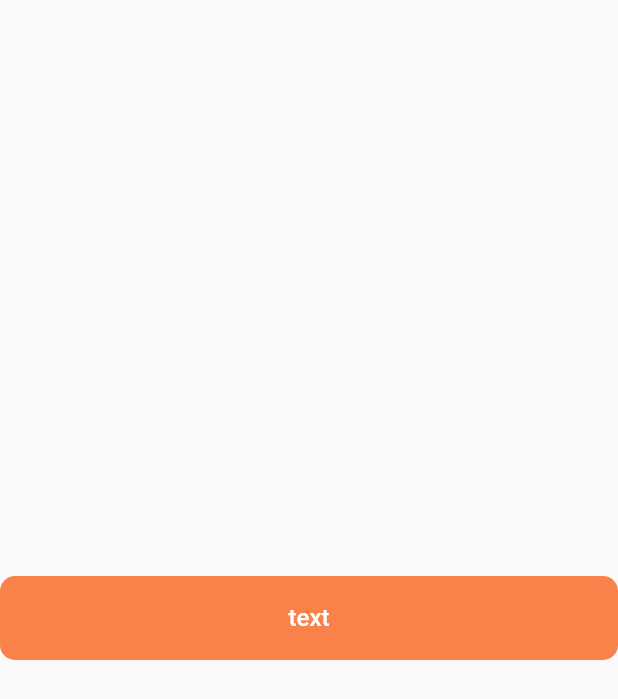
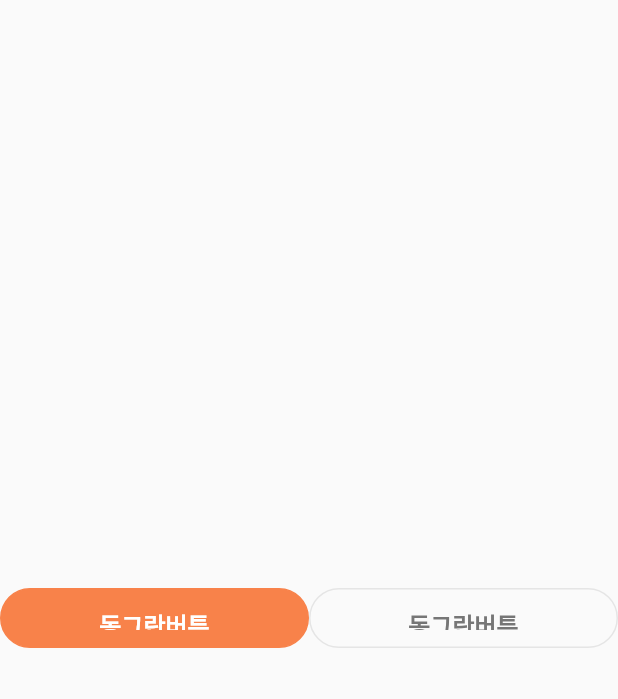
Before and after one commit to dosilv/talk-project, a Flutter app: the screen it shows after launch, on a phone screen of 412 x 824 dp. Shown: the top 699 px of the screen. Run offline on Flutter 3.47's test engine with Material 2 defaults, Android fonts, the phone set to English and light mode, and no system bars; our stand-ins replace get; Roboto replaces fonts that are missing (Noto Sans KR).

Commit message:
Feature : round_button 추가

```diff
--- a/lib/ui/home/home.dart
+++ b/lib/ui/home/home.dart
@@ -1,6 +1,6 @@
 // Flutter imports:
 import 'package:flutter/material.dart';
-import 'package:humilylab_talk/ui/widget/default_button.dart';
+import 'package:humilylab_talk/ui/widget/round_button.dart';
 
 class Home extends StatelessWidget {
   const Home({Key? key}) : super(key: key);
@@ -10,13 +10,24 @@
     return Scaffold(
       body: Center(
         child: Container(
-          child: DefalutButton(
-            text: 'text',
-            disabled: false,
-            onClick: () {
-              print('clicked');
-            },
-          ),
+          child: Row(children: [
+            RoundButton(
+              text: '동그란버튼',
+              activated: false,
+              height: 40,
+              onTap: () {
+                print('clicked');
+              },
+            ),
+            RoundButton(
+              text: '동그란버튼',
+              activated: true,
+              height: 40,
+              onTap: () {
+                print('clicked');
+              },
+            ),
+          ]),
         ),
       ),
     );
--- /dev/null
+++ b/lib/ui/widget/round_button.dart
@@ -0,0 +1,48 @@
+import 'package:flutter/material.dart';
+import 'package:humilylab_talk/theme/color.dart';
+
+class RoundButton extends StatelessWidget {
+  const RoundButton({
+    required this.text,
+    required this.activated,
+    required this.onTap,
+    required this.height,
+  });
+
+  final bool activated;
+  final VoidCallback onTap;
+  final String text;
+  final double height;
+
+  @override
+  Widget build(BuildContext context) {
+    return Expanded(
+      child: GestureDetector(
+        onTap: activated ? null : onTap,
+        child: Container(
+          height: height,
+          // TODO : 패딩이 필요할까..?
+          padding: const EdgeInsets.all(11),
+          decoration: BoxDecoration(
+            border: Border.all(
+              width: 1,
+              color: activated ? LIGHT_GRAY : PRIMARY,
+            ),
+            borderRadius: BorderRadius.circular(100),
+            color: activated ? null : PRIMARY,
+          ),
+          child: Center(
+            child: Text(
+              text,
+              style: TextStyle(
+                fontSize: 16,
+                fontWeight: FontWeight.w600,
+                color: activated ? DEEP_GRAY : WHITE,
+              ),
+            ),
+          ),
+        ),
+      ),
+    );
+  }
+}
```
